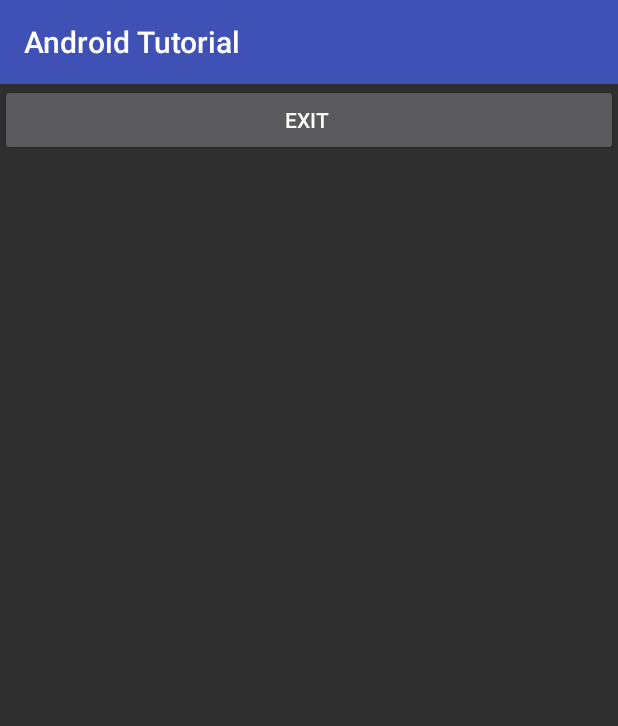
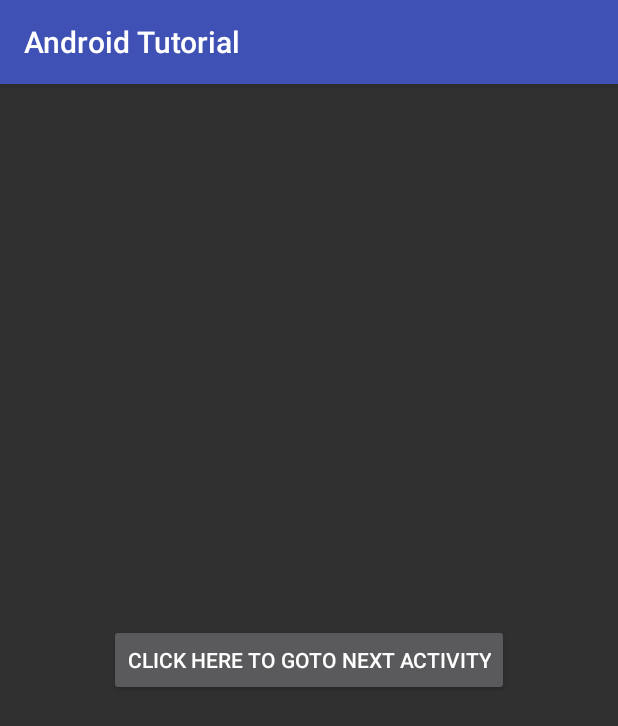
Before and after one commit to pranishres/android-tutorial, an Android app: the screen it shows after launch (MainActivity), on a phone screen of 412 x 824 dp. Shown: the top 726 px of the screen. Run offline under Robolectric (Android 15) with nearby library versions, the phone set to English and light mode, and no system bars.

Commit message:
starting a new activity on button click via intent

```diff
--- a/app/src/main/java/com/example/pranishres/myapplication/MainActivity.java
+++ b/app/src/main/java/com/example/pranishres/myapplication/MainActivity.java
@@ -2,6 +2,7 @@ package com.example.pranishres.myapplication;
 
 import android.app.AlertDialog;
 import android.content.DialogInterface;
+import android.content.Intent;
 import android.os.Bundle;
 import android.support.v7.app.AppCompatActivity;
 import android.util.Log;
@@ -73,9 +74,17 @@ public class MainActivity extends AppCompatActivity {
         addListernerForRating();
         addListenerForRatingButtonClick();
 */
+
+/*
         // Alert dialog
         setContentView(R.layout.alert_dialog);
         addListenerForAlertDialog();
+*/
+        // Start new activity
+        setContentView(R.layout.activity_first);
+        launchNewActivity();
+
+//        setContentView(R.layout.test);
 
         // Printing Logs
         Log.i(MY_TAG, "onCreate()");
@@ -295,7 +304,7 @@ public class MainActivity extends AppCompatActivity {
                                     @Override
                                     public void onClick(DialogInterface dialogInterface, int i) {
 
-                                        // terminates the applciation
+                                        // exit the applciation. Doesn't terminate though. Runs the application in background.
                                         finish();
                                     }
                                 })
@@ -315,4 +324,23 @@ public class MainActivity extends AppCompatActivity {
                 }
         );
     }
+
+    /**
+     * Layout name :- activity_first
+     * Method name :- Call
+     * Purpose     :- Start new activity on button click event
+     */
+    public void launchNewActivity(){
+        Button buttonCall = (Button) findViewById(R.id.button_FirstActivity);
+        buttonCall.setOnClickListener(
+                new View.OnClickListener(){
+                    @Override
+                    public void onClick(View view){
+                        Intent intent = new Intent(".SecondActivity");
+                        startActivity(intent);
+                    }
+                }
+        );
+    }
+
 }
--- /dev/null
+++ b/app/src/main/res/layout/activity_first.xml
@@ -0,0 +1,12 @@
+<?xml version="1.0" encoding="utf-8"?>
+<RelativeLayout xmlns:android="http://schemas.android.com/apk/res/android"
+    android:layout_width="match_parent" android:layout_height="match_parent">
+
+    <Button
+        android:text="Click here to goto next activity"
+        android:layout_width="wrap_content"
+        android:layout_height="wrap_content"
+        android:id="@+id/button_FirstActivity"
+        android:layout_centerVertical="true"
+        android:layout_centerHorizontal="true" />
+</RelativeLayout>
```
Also changed, not shown: app/src/main/AndroidManifest.xml (+8 -1 lines), app/src/main/java/com/example/pranishres/myapplication/SecondActivity.java (added, +13 -0 lines), app/src/main/res/layout/activity_second.xml (added, +24 -0 lines).
